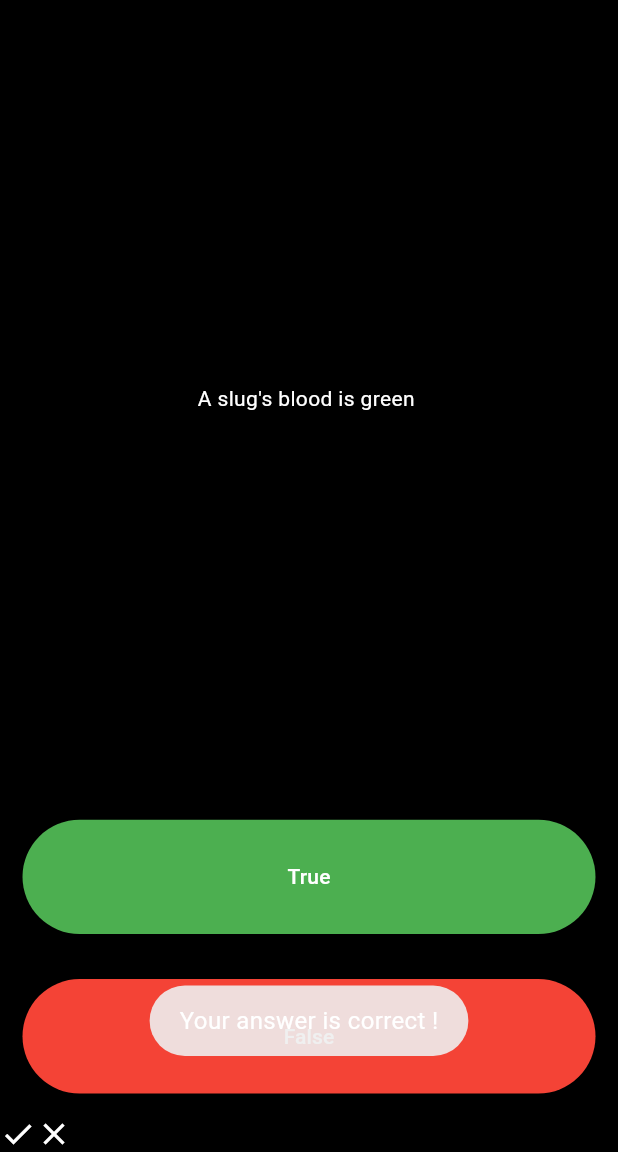
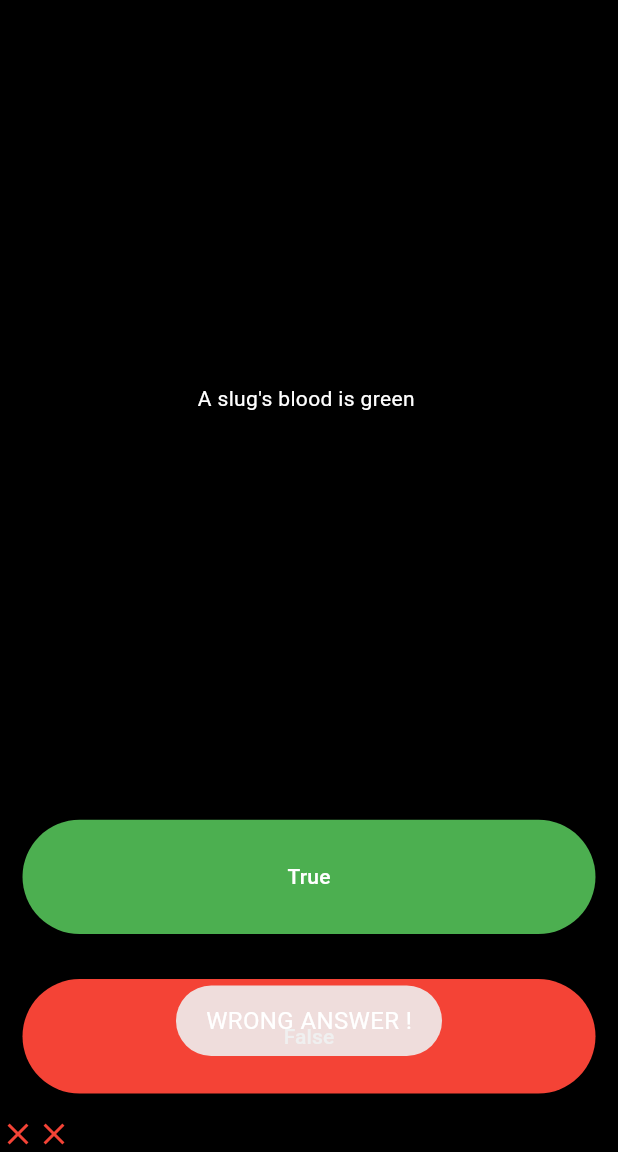
Before and after one commit to shrutiiiiin/quizzler, a Flutter app: the screen it shows after launch, after a tap on "True", after a tap on "False", on a phone screen of 412 x 824 dp, the part 84-1236 px from its top. Run offline on Flutter 3.47's test engine with Material 3 defaults, Android fonts, the phone set to English and light mode, and no system bars; our stand-ins replace fluttertoast, rflutter_alert.

Commit message:
inital commit 7

```diff
--- a/lib/main.dart
+++ b/lib/main.dart
@@ -1,6 +1,7 @@
 import 'package:flutter/material.dart';
 import 'package:fluttertoast/fluttertoast.dart';
 import 'quizBrain.dart';
+import 'package:rflutter_alert/rflutter_alert.dart';
 
 Quizbrain quizbrain = Quizbrain();
 
@@ -37,12 +38,47 @@ class quizpage extends StatefulWidget {
 }
 
 class _quizpageState extends State<quizpage> {
-  List<Icon> scroekeeper = [
-    Icon(Icons.check, color: Colors.white),
-    Icon(Icons.close, color: Colors.white),
-  ];
+  List<Icon> scorekeeper = [];
 
-  // int questionNum = 0;
+  void checkans(bool userans) {
+    bool correctans = quizbrain.getQuestionAnswer();
+    setState(() {
+      if (quizbrain.isFinished() == true) {
+        Alert(
+          context: context,
+          title: 'Finished',
+          desc: 'you\'ve reached the end of quiz!',
+        ).show();
+        quizbrain.reset();
+        scorekeeper = [];
+      }
+      if (correctans == userans) {
+        scorekeeper.add(Icon(
+          Icons.check,
+          color: Colors.green,
+        ));
+        Fluttertoast.showToast(
+            msg: "Your answer is correct !",
+            toastLength: Toast.LENGTH_SHORT,
+            gravity: ToastGravity.SNACKBAR,
+            textColor: Colors.white,
+            fontSize: 16);
+      } else {
+        scorekeeper.add(Icon(
+          Icons.close,
+          color: Colors.red,
+        ));
+        Fluttertoast.showToast(
+            msg: "WRONG ANSWER !",
+            toastLength: Toast.LENGTH_SHORT,
+            gravity: ToastGravity.SNACKBAR,
+            textColor: Colors.white,
+            fontSize: 16);
+      }
+      quizbrain.nextquestion();
+    });
+  }
+
   @override
   Widget build(BuildContext context) {
     return Column(
@@ -69,26 +105,7 @@ class _quizpageState extends State<quizpage> {
                 backgroundColor: Colors.green,
               ),
               onPressed: () {
-                bool correctans = quizbrain.getQuestionAnswer();
-
-                if (correctans == false) {
-                  Fluttertoast.showToast(
-                      msg: "Your answer is correct !",
-                      toastLength: Toast.LENGTH_SHORT,
-                      gravity: ToastGravity.SNACKBAR,
-                      textColor: Colors.white,
-                      fontSize: 16);
-                } else {
-                  Fluttertoast.showToast(
-                      msg: "WRONG ANSWER !",
-                      toastLength: Toast.LENGTH_SHORT,
-                      gravity: ToastGravity.SNACKBAR,
-                      textColor: Colors.white,
-                      fontSize: 16);
-                }
-                setState(() {
-                  quizbrain.nextquestion();
-                });
+                checkans(true);
               },
               child: Text(
                 'True',
@@ -105,26 +122,7 @@ class _quizpageState extends State<quizpage> {
                 backgroundColor: Colors.red,
               ),
               onPressed: () {
-                bool correctans = quizbrain.getQuestionAnswer();
-
-                if (correctans == true) {
-                  Fluttertoast.showToast(
-                      msg: "Your answer is correct !",
-                      toastLength: Toast.LENGTH_SHORT,
-                      gravity: ToastGravity.SNACKBAR,
-                      textColor: Colors.white,
-                      fontSize: 16);
-                } else {
-                  Fluttertoast.showToast(
-                      msg: "WRONG ANSWER !",
-                      toastLength: Toast.LENGTH_SHORT,
-                      gravity: ToastGravity.SNACKBAR,
-                      textColor: Colors.white,
-                      fontSize: 16);
-                }
-                setState(() {
-                  quizbrain.nextquestion();
-                });
+                checkans(false);
               },
               child: Text(
                 'False',
@@ -134,8 +132,8 @@ class _quizpageState extends State<quizpage> {
           ),
         ),
         Row(
-          children: scroekeeper,
-        ),
+          children: scorekeeper,
+        )
       ],
     );
   }
--- a/lib/quizBrain.dart
+++ b/lib/quizBrain.dart
@@ -33,6 +33,7 @@ class Quizbrain {
         'In West Virginia, USA, if you accidentally hit an animal with your car, you are free to take it home to eat.',
         true),
   ];
+
   void nextquestion() {
     if (_questionNum < _questionBank.length - 1) {
       _questionNum++;
@@ -46,4 +47,16 @@ class Quizbrain {
   bool getQuestionAnswer() {
     return _questionBank[_questionNum].questionAns;
   }
+
+  bool isFinished() {
+    if (_questionNum >= _questionBank.length - 1) {
+      return true;
+    } else {
+      return false;
+    }
+  }
+
+  void reset() {
+    _questionNum = 0;
+  }
 }
--- a/pubspec.yaml
+++ b/pubspec.yaml
@@ -37,6 +37,7 @@ dependencies:
   # Use with the CupertinoIcons class for iOS style icons.
   cupertino_icons: ^1.0.2
   fluttertoast: ^8.2.4
+  rflutter_alert: ^2.0.7
 
 
 dev_dependencies:
```
Also changed, not shown: pubspec.lock, 15 other files.
